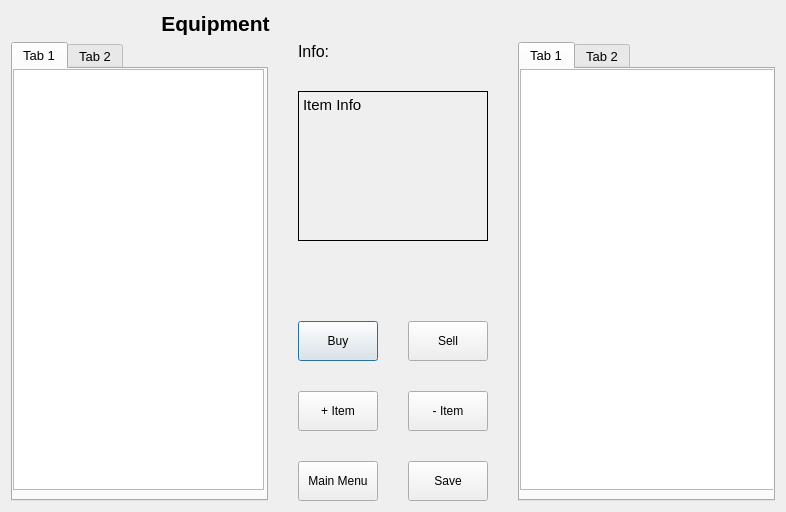
srohr/CEAMS, file Source Code/TJ's Code/equipment.ui: the form before one commit.
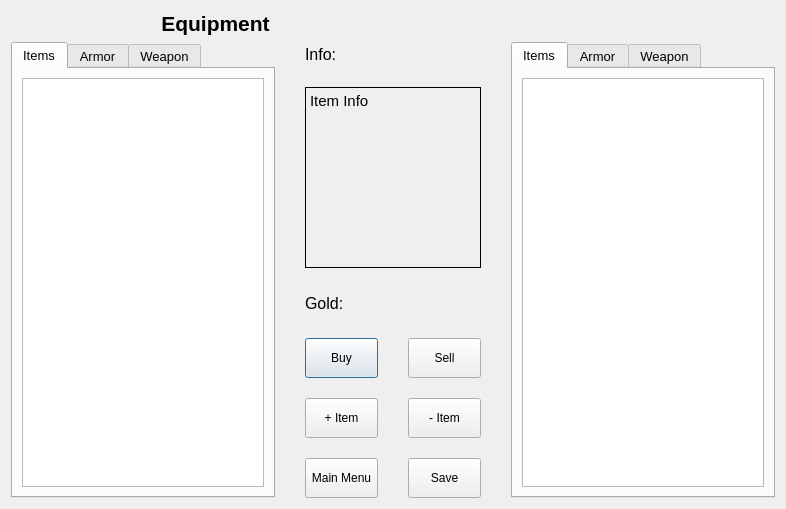
The form after the commit. The open tabs and pages were chosen to show the change.

Commit message:
Equipment Page
Its mostly work done to the equipment page but I've got all the lists
working and even the available gold aswell.  I've started connecting the
lists to the center most label for info.

Diff of the .ui file:
```diff
--- a/Source Code/TJ's Code/equipment.ui
+++ b/Source Code/TJ's Code/equipment.ui
@@ -72,6 +72,12 @@
        </property>
        <item>
         <widget class="QTabWidget" name="ShopTab">
+         <property name="sizePolicy">
+          <sizepolicy hsizetype="Expanding" vsizetype="Ignored">
+           <horstretch>0</horstretch>
+           <verstretch>0</verstretch>
+          </sizepolicy>
+         </property>
          <property name="minimumSize">
           <size>
            <width>150</width>
@@ -103,38 +109,45 @@
          </property>
          <widget class="QWidget" name="tab">
           <attribute name="title">
-           <string>Tab 1</string>
+           <string>Items</string>
           </attribute>
-          <widget class="QListWidget" name="ItemsAvailable">
-           <property name="geometry">
-            <rect>
-             <x>0</x>
-             <y>0</y>
-             <width>251</width>
-             <height>421</height>
-            </rect>
-           </property>
-          </widget>
+          <layout class="QHBoxLayout" name="horizontalLayout_6">
+           <item>
+            <widget class="QListWidget" name="ItemsAvailable">
+             <property name="contextMenuPolicy">
+              <enum>Qt::NoContextMenu</enum>
+             </property>
+            </widget>
+           </item>
+          </layout>
          </widget>
          <widget class="QWidget" name="tab_2">
           <attribute name="title">
-           <string>Tab 2</string>
+           <string>Armor</string>
           </attribute>
-          <widget class="QListWidget" name="listWidget">
-           <property name="geometry">
-            <rect>
-             <x>0</x>
-             <y>0</y>
-             <width>251</width>
-             <height>421</height>
-            </rect>
-           </property>
-          </widget>
+          <layout class="QHBoxLayout" name="horizontalLayout_7">
+           <item>
+            <widget class="QListWidget" name="AvailableArmor"/>
+           </item>
+          </layout>
+         </widget>
+         <widget class="QWidget" name="ShopWeapon">
+          <attribute name="title">
+           <string>Weapon</string>
+          </attribute>
+          <layout class="QHBoxLayout" name="horizontalLayout_10">
+           <item>
+            <widget class="QListWidget" name="AvailableWeapons"/>
+           </item>
+          </layout>
          </widget>
         </widget>
        </item>
        <item>
         <layout class="QVBoxLayout" name="verticalLayout">
+         <property name="spacing">
+          <number>20</number>
+         </property>
          <item>
           <widget class="QLabel" name="InfoTitle">
            <property name="maximumSize">
@@ -187,20 +200,27 @@
           </widget>
          </item>
          <item>
-          <spacer name="verticalSpacer">
-           <property name="orientation">
-            <enum>Qt::Vertical</enum>
-           </property>
-           <property name="sizeType">
-            <enum>QSizePolicy::Minimum</enum>
-           </property>
-           <property name="sizeHint" stdset="0">
+          <widget class="QLabel" name="GoldAmount">
+           <property name="maximumSize">
             <size>
-             <width>20</width>
-             <height>50</height>
+             <width>16777215</width>
+             <height>30</height>
             </size>
            </property>
-          </spacer>
+           <property name="font">
+            <font>
+             <pointsize>12</pointsize>
+             <weight>50</weight>
+             <bold>false</bold>
+            </font>
+           </property>
+           <property name="lineWidth">
+            <number>1</number>
+           </property>
+           <property name="text">
+            <string>Gold: </string>
+           </property>
+          </widget>
          </item>
          <item>
           <layout class="QHBoxLayout" name="horizontalLayout">
@@ -336,33 +356,33 @@
          </property>
          <widget class="QWidget" name="tab_3">
           <attribute name="title">
-           <string>Tab 1</string>
+           <string>Items</string>
           </attribute>
-          <widget class="QListWidget" name="listWidget_2">
-           <property name="geometry">
-            <rect>
-             <x>0</x>
-             <y>0</y>
-             <width>261</width>
-             <height>421</height>
-            </rect>
-           </property>
-          </widget>
+          <layout class="QHBoxLayout" name="horizontalLayout_8">
+           <item>
+            <widget class="QListWidget" name="OwnedItems"/>
+           </item>
+          </layout>
          </widget>
          <widget class="QWidget" name="tab_4">
           <attribute name="title">
-           <string>Tab 2</string>
+           <string>Armor</string>
           </attribute>
-          <widget class="QListWidget" name="listWidget_3">
-           <property name="geometry">
-            <rect>
-             <x>0</x>
-             <y>0</y>
-             <width>261</width>
-             <height>421</height>
-            </rect>
-           </property>
-          </widget>
+          <layout class="QHBoxLayout" name="horizontalLayout_9">
+           <item>
+            <widget class="QListWidget" name="OwnedArmor"/>
+           </item>
+          </layout>
+         </widget>
+         <widget class="QWidget" name="OwnedWeapon">
+          <attribute name="title">
+           <string>Weapon</string>
+          </attribute>
+          <layout class="QHBoxLayout" name="horizontalLayout_11">
+           <item>
+            <widget class="QListWidget" name="OwnedWeapons"/>
+           </item>
+          </layout>
          </widget>
         </widget>
        </item>
```
Left out of the diff: 30 changed lines with no effect on the pictures. The commit also changes 5 other files.
